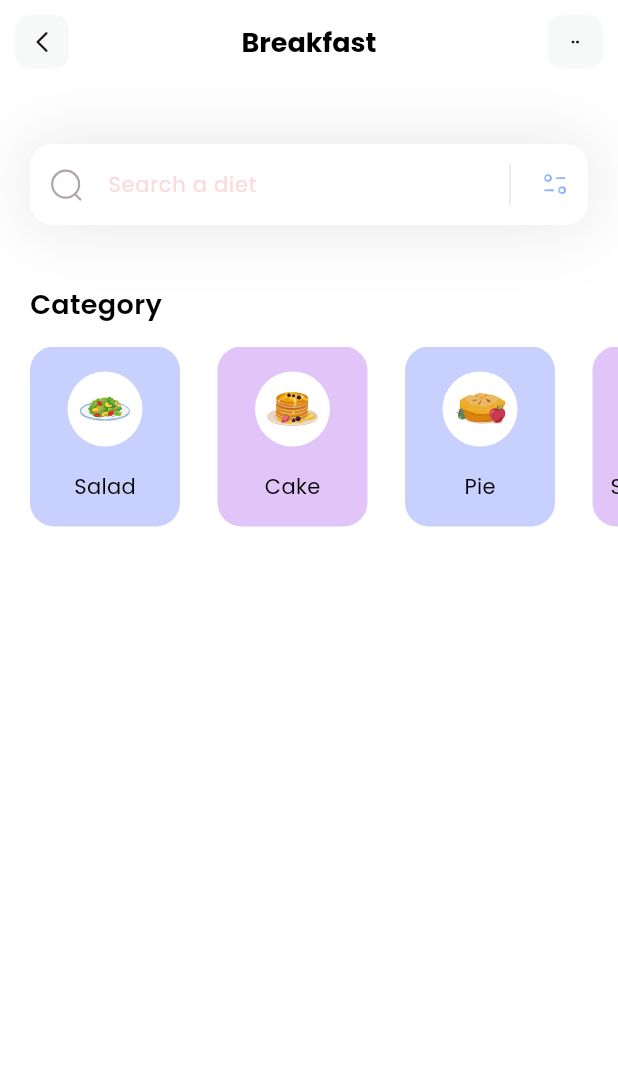
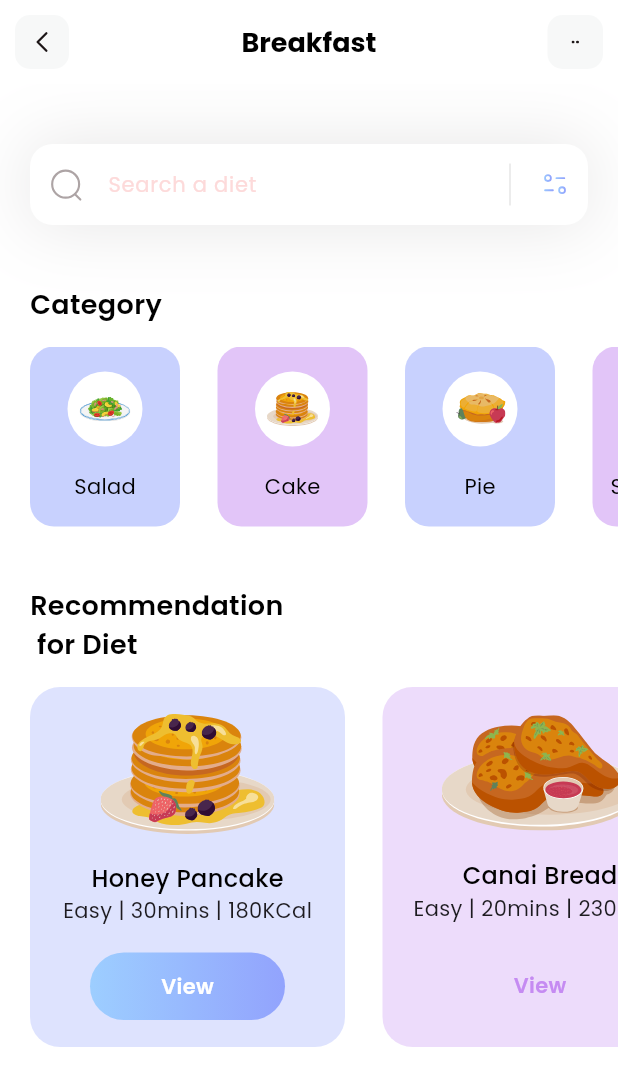
Before and after one commit to abungubrighton/dietApp, a Flutter app: the screen it shows after launch, on a phone screen of 412 x 824 dp. Shown: the top 1086 px of the screen. Run offline on Flutter 3.47's test engine with Material 3 defaults, Android fonts, the phone set to English and light mode, and no system bars; our stand-ins replace flutter_svg.

Commit message:
chore:diet recommendation section

```diff
--- /dev/null
+++ b/lib/models/diet_model.dart
@@ -0,0 +1,51 @@
+import 'package:flutter/material.dart';
+
+class DietModel {
+  String name;
+  String iconPath;
+  String level;
+  String duration;
+  String calorie;
+  bool viewIsSelected;
+  Color boxColor;
+
+  DietModel({
+    required this.name,
+    required this.iconPath,
+    required this.level,
+    required this.calorie,
+    required this.viewIsSelected,
+    required this.duration,
+    required this.boxColor,
+  });
+
+  //Function to populate the list of Diets
+  static List<DietModel> getDiets() {
+    List<DietModel> diets = [];
+    diets.add(DietModel(
+        name: "Honey Pancake",
+        iconPath: "assets/icons/honey-pancakes.svg",
+        level: "Easy",
+        calorie: "180KCal",
+        viewIsSelected: true,
+        boxColor: const Color(0xFF92A3FD),
+        duration: "30mins"));
+    diets.add(DietModel(
+        name: "Canai Bread",
+        iconPath: "assets/icons/canai-bread.svg",
+        level: "Easy",
+        calorie: "230KCal",
+        viewIsSelected: false,
+        boxColor: const Color(0xFFC58BF2),
+        duration: "20mins"));
+    diets.add(DietModel(
+        name: "Honey Pancake",
+        iconPath: "assets/icons/honey-pancakes.svg",
+        level: "Easy",
+        calorie: "180KCal",
+        viewIsSelected: true,
+        boxColor: const Color(0xFF92A3FD),
+        duration: "30mins"));
+    return diets;
+  }
+}
--- a/lib/pages/home.dart
+++ b/lib/pages/home.dart
@@ -1,4 +1,5 @@
 import 'package:diet_app/models/category_model.dart';
+import 'package:diet_app/models/diet_model.dart';
 import 'package:flutter/material.dart';
 import 'package:flutter_svg/svg.dart';
 
@@ -11,22 +12,25 @@ class HomePage extends StatefulWidget {
 
 class _HomePageState extends State<HomePage> {
   List<CategoryModel> categories = [];
+  List<DietModel> diets = [];
 
   // Function that makes available the categories
-  void _getCategories() {
+
+  void _getInitialInfo() {
+    diets = DietModel.getDiets();
     categories = CategoryModel.getCategories();
   }
 
   @override
   void initState() {
     super.initState();
-    _getCategories();
+    _getInitialInfo();
   }
 
   @override
   Widget build(BuildContext context) {
     // so that the list of categories is filled first before the scaffold widgets are rendered
-    _getCategories();
+    _getInitialInfo();
     return Scaffold(
       appBar: appBar(),
       backgroundColor: Colors.white,
@@ -36,7 +40,97 @@ class _HomePageState extends State<HomePage> {
           height: 40,
         ),
         _categoriesSection(),
+        const SizedBox(
+          height: 40,
+        ),
+        const Padding(
+          padding: EdgeInsets.only(left: 20.0),
+          child: Column(
+            crossAxisAlignment: CrossAxisAlignment.start,
+            children: [
+              Text("Recommendation \n for Diet",
+                  style: TextStyle(
+                    color: Colors.black,
+                    fontSize: 18,
+                    fontWeight: FontWeight.w600,
+                  ))
+            ],
+          ),
+        ),
+        const SizedBox(
+          height: 15,
+        ),
+        _dietSection()
       ]),
+    );
+  }
+
+  Container _dietSection() {
+    return Container(
+      height: 240,
+      child: ListView.separated(
+        itemBuilder: (context, index) {
+          return Container(
+            width: 210,
+            decoration: BoxDecoration(
+                color: diets[index].boxColor.withOpacity(0.3),
+                borderRadius: BorderRadius.circular(20)),
+            child: Column(
+              mainAxisAlignment: MainAxisAlignment.spaceEvenly,
+              children: [
+                SvgPicture.asset(diets[index].iconPath),
+                Column(
+                  children: [
+                    Text(
+                      diets[index].name,
+                      style: const TextStyle(
+                          color: Colors.black,
+                          fontWeight: FontWeight.w500,
+                          fontSize: 16),
+                    ),
+                    Text(
+                      "${diets[index].level} | ${diets[index].duration} | ${diets[index].calorie}",
+                    ),
+                  ],
+                ),
+                Container(
+                  height: 45,
+                  width: 130,
+                  decoration: BoxDecoration(
+                      borderRadius: BorderRadius.circular(50),
+                      gradient: LinearGradient(
+                        colors: [
+                          diets[index].viewIsSelected
+                              ? Color(0xFF9DCEFF)
+                              : Colors.transparent,
+                          diets[index].viewIsSelected
+                              ? Color(0xFF92A3FD)
+                              : Colors.transparent
+                        ],
+                      )),
+                  child: Center(
+                    child: Text(
+                      'View',
+                      style: TextStyle(
+                          color: diets[index].viewIsSelected
+                              ? Colors.white
+                              : Color(0xFFC58bf2),
+                          fontSize: 14,
+                          fontWeight: FontWeight.w600),
+                    ),
+                  ),
+                )
+              ],
+            ),
+          );
+        },
+        separatorBuilder: (context, index) => const SizedBox(
+          width: 25,
+        ),
+        itemCount: diets.length,
+        scrollDirection: Axis.horizontal,
+        padding: const EdgeInsets.only(left: 20, right: 20),
+      ),
     );
   }
 
```
